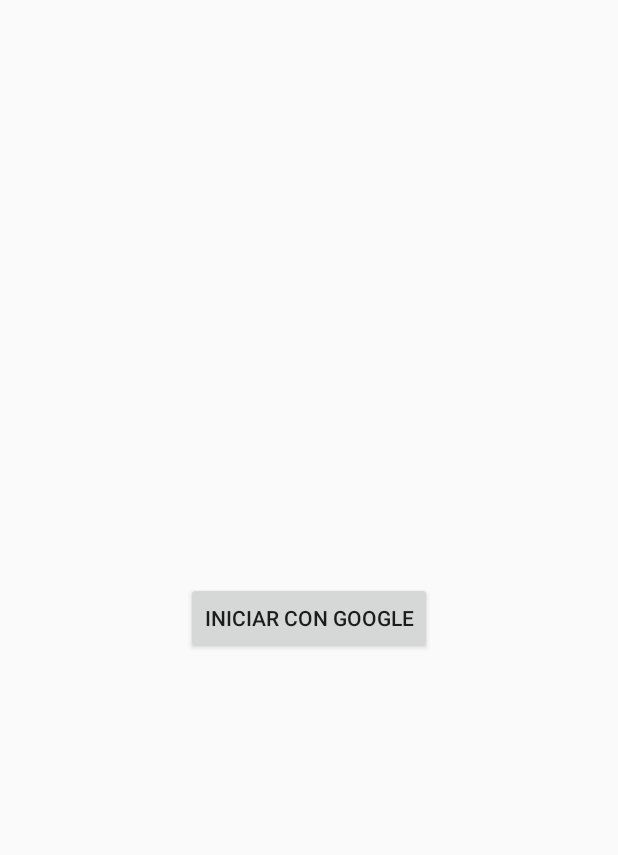
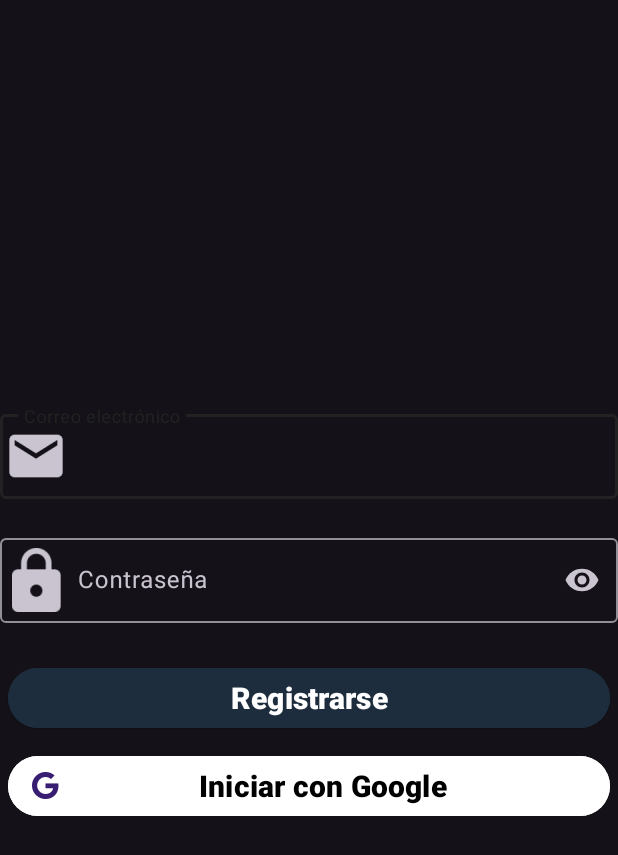
Before and after one commit to Larcos64/sportmatch, an Android app: the screen it shows after launch (AuthActivity), on a phone screen of 412 x 824 dp. Shown: the top 855 px of the screen. Run offline under Robolectric (Android 15) with nearby library versions, the phone set to English and light mode, and no system bars.

Commit message:
Progress in login UI

```diff
--- a/app/src/main/res/layout/activity_auth.xml
+++ b/app/src/main/res/layout/activity_auth.xml
@@ -8,10 +8,58 @@
     android:orientation="vertical"
     android:gravity="center">
 
-        <Button
+        <!-- Text input to user email -->
+        <com.google.android.material.textfield.TextInputLayout
+            style="@style/StyleTextInputLayotTextBoxLogin"
+            android:id="@+id/lytEmail"
+            android:layout_width="match_parent"
+            android:layout_height="wrap_content"
+            android:hint="@string/email"
+            app:startIconDrawable="@mipmap/ic_mail_black"
+            app:endIconMode="clear_text">
+
+                <com.google.android.material.textfield.TextInputEditText
+                    style="@style/StyleTextInputEditTextLogin"
+                    android:id="@+id/txtEmail"
+                    android:layout_width="match_parent"
+                    android:layout_height="wrap_content"
+                    />
+
+        </com.google.android.material.textfield.TextInputLayout>
+
+        <!-- Text input to user pass -->
+        <com.google.android.material.textfield.TextInputLayout
+            style="@style/StyleTextInputLayotTextBoxLogin"
+            android:id="@+id/lytPassword"
+            android:layout_width="match_parent"
+            android:layout_height="wrap_content"
+            android:hint="@string/password"
+            app:startIconDrawable="@mipmap/ic_https_black"
+            app:endIconMode="password_toggle">
+
+                <com.google.android.material.textfield.TextInputEditText
+                    style="@style/StyleTextInputEditTextLogin"
+                    android:id="@+id/login_admin_edt_pass"
+                    android:layout_width="match_parent"
+                    android:layout_height="wrap_content"
+                    android:inputType="textPassword"/>
+
+        </com.google.android.material.textfield.TextInputLayout>
+
+        <!-- Registration button -->
+        <com.google.android.material.button.MaterialButton
+            style="@style/StylePrimaryColoredButton"
+            android:id="@+id/btnRegister"
+            android:layout_width="match_parent"
+            android:layout_height="wrap_content"
+            android:text="@string/register"/>
+
+        <!-- Google sign-in button -->
+        <com.google.android.material.button.MaterialButton
+            style="@style/StyleGoogleSignInButton"
             android:id="@+id/btnGoogleSignIn"
-            android:layout_width="wrap_content"
+            android:layout_width="match_parent"
             android:layout_height="wrap_content"
-            android:text="@string/google_sign_in"/>
+            android:text="@string/google_sign_in" />
 
 </LinearLayout>
--- a/app/src/main/res/values/strings.xml
+++ b/app/src/main/res/values/strings.xml
@@ -4,6 +4,8 @@
     <!-- Button Strings -->
     <string name="google_sign_in">Iniciar con Google</string>
     <string name="log_out">Cerrar sesión</string>
+    <string name="login">Ingresar</string>
+    <string name="register">Registrarse</string>
 
     <!-- Configs -->
     <string name="prefs_file">com.example.sportmatch.PREFERENCE_FILE_KEY</string>
@@ -11,4 +13,8 @@
     <!-- Private -->
     <string name="web_client_id">643504625296-440rhakjnueke143hh9fp03cfrn7qnrr.apps.googleusercontent.com</string>
     <string name="app_client_id">643504625296-83eqf360n5ujbs2nmgvb836oj679fbrn.apps.googleusercontent.com</string>
+
+    <!-- Field Strings -->
+    <string name="email">Correo electrónico</string>
+    <string name="password">Contraseña</string>
 </resources>
--- a/app/src/main/res/values/themes.xml
+++ b/app/src/main/res/values/themes.xml
@@ -1,6 +1,6 @@
 <resources xmlns:tools="http://schemas.android.com/tools">
     <!-- Base application theme. -->
-    <style name="Base.Theme.Sportmatch" parent="Theme.AppCompat.Light.NoActionBar">
+    <style name="Base.Theme.Sportmatch" parent="Theme.Material3.Dark.NoActionBar">
         <!-- Customize your light theme here. -->
         <item name="colorPrimary">@color/colorPrimary</item>
         <item name="colorPrimaryVariant">@color/colorPrimaryVariant</item>
@@ -9,4 +9,38 @@
     </style>
 
     <style name="Theme.Sportmatch" parent="Base.Theme.Sportmatch" />
+
+    <!-- Standard style for text input layout (Login) -->
+    <style name="StyleTextInputLayotTextBoxLogin">
+        <item name="textInputStyle">@style/Widget.MaterialComponents.AutoCompleteTextView.FilledBox</item>
+        <item name="errorEnabled">true</item>
+    </style>
+
+    <!-- Standard style for text boxes in login -->
+    <style name="StyleTextInputEditTextLogin">
+        <item name="android:maxLines">1</item>
+        <item name="android:textColorHint">@color/colorPrimary</item>
+        <item name="android:colorAccent">@color/colorAccent</item>
+    </style>
+
+    <!-- Standard style for buttons -->
+    <style name="StylePrimaryColoredButton" parent="Widget.Material3.Button.ElevatedButton">
+        <item name="android:layout_margin">@dimen/five</item>
+        <item name="android:textColor">@color/white</item>
+        <item name="android:backgroundTint">@color/colorPrimaryVariant</item>
+        <item name="android:textStyle">bold</item>
+        <item name="android:textSize">@dimen/twenty</item>
+        <item name="rippleColor">@color/colorAccent</item>
+    </style>
+
+    <!-- Google sign in button -->
+    <style name="StyleGoogleSignInButton" parent="Widget.Material3.Button.Icon">
+        <item name="android:layout_margin">@dimen/five</item>
+        <item name="android:textColor">@color/black</item>
+        <item name="android:backgroundTint">@color/white</item>
+        <item name="android:textStyle">bold</item>
+        <item name="android:textSize">@dimen/twenty</item>
+        <item name="rippleColor">@color/colorAccent</item>
+        <item name="icon">@drawable/googleg_standard_color_18</item>
+    </style>
 </resources>
```
Also changed, not shown: app/build.gradle.kts (+6 -3 lines), app/src/main/res/values/dimens.xml (added, +30 -0 lines), app/src/main/res/mipmap-hdpi/ic_https_black.png (added), app/src/main/res/mipmap-hdpi/ic_mail_black.png (added), app/src/main/res/mipmap-mdpi/ic_https_black.png (added), app/src/main/res/mipmap-mdpi/ic_mail_black.png (added), app/src/main/res/mipmap-xhdpi/ic_https_black.png (added), app/src/main/res/mipmap-xhdpi/ic_mail_black.png (added), app/src/main/res/mipmap-xxhdpi/ic_https_black.png (added), app/src/main/res/mipmap-xxhdpi/ic_mail_black.png (added), app/src/main/res/mipmap-xxxhdpi/ic_https_black.png (added), app/src/main/res/mipmap-xxxhdpi/ic_mail_black.png (added).
